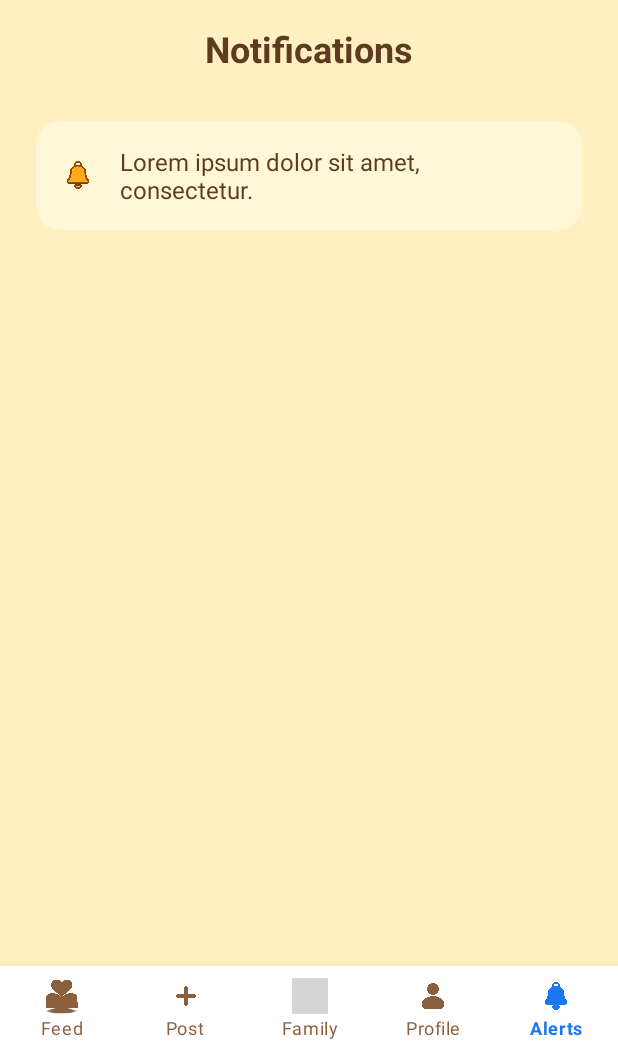
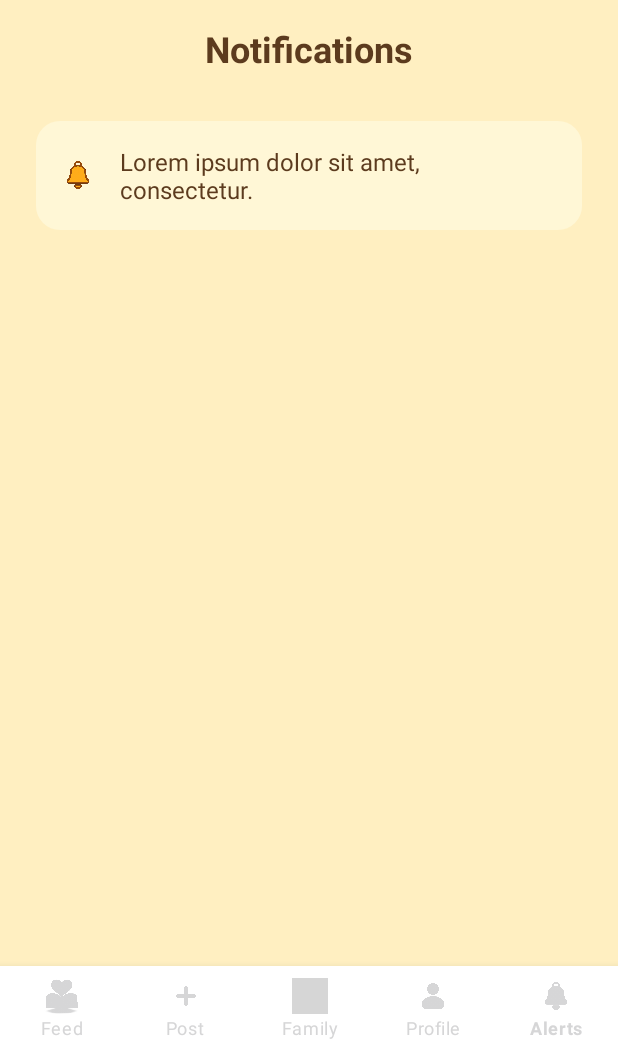
Before and after one commit to Tendrun/LegacyBook, an Android app: the MainActivity screen opened directly, with no data from a screen before it, item 5 of the bottom bar chosen, on a phone screen of 412 x 824 dp, the part 186-1236 px from its top. Run offline under Robolectric (Android 15) with nearby library versions, the phone set to English and light mode, and no system bars; pictures from the network do not load; grey boxes are pictures that could not be loaded.

```diff
--- a/LegacyKeep/app/src/main/java/com/example/legacykeep/MainActivity.java
+++ b/LegacyKeep/app/src/main/java/com/example/legacykeep/MainActivity.java
@@ -19,7 +19,7 @@ public class MainActivity extends AppCompatActivity {
 
     private BottomNavigationView bottomNavigationView;
 
-    /** Ustaw lokalizację zanim załadujemy zasoby. */
+    /* gwarantujemy wybrany język przed inflacją zasobów */
     @Override
     protected void attachBaseContext(Context newBase) {
         super.attachBaseContext(LocaleHelper.setLocale(newBase));
@@ -28,7 +28,7 @@ public class MainActivity extends AppCompatActivity {
     @Override
     protected void onCreate(Bundle savedInstanceState) {
 
-        /* ─── Tryb ciemny przed inflacją layoutu ─── */
+        /* motyw nocny – ustawiamy PRZED setContentView */
         SharedPreferences prefs = getSharedPreferences("LegacyKeepPrefs", MODE_PRIVATE);
         boolean darkEnabled = prefs.getBoolean("dark_mode", false);
         AppCompatDelegate.setDefaultNightMode(
@@ -39,36 +39,25 @@ public class MainActivity extends AppCompatActivity {
         setContentView(R.layout.activity_main);
 
         bottomNavigationView = findViewById(R.id.bottom_navigation);
+        loadFragment(new FeedFragment());   // domyślnie
 
-        /* Domyślny fragment */
-        loadFragment(new FeedFragment());
-
-        /* Obsługa bottom-nav (if/else – brak problemu z const expr) */
         bottomNavigationView.setOnItemSelectedListener(item -> {
             Fragment selected;
-
             int id = item.getItemId();
-            if (id == R.id.nav_create) {
-                selected = new CreatePostFragment();
-            } else if (id == R.id.nav_family) {
-                selected = new FamilyGroupFragment();
-            } else if (id == R.id.nav_profile) {
-                selected = new ProfileFragment();
-            } else if (id == R.id.nav_notifications) {
-                selected = new NotificationsFragment();
-            } else {                        // R.id.nav_feed i fallback
-                selected = new FeedFragment();
-            }
+            if      (id == R.id.nav_create)       selected = new CreatePostFragment();
+            else if (id == R.id.nav_family)       selected = new FamilyGroupFragment();
+            else if (id == R.id.nav_profile)      selected = new ProfileFragment();
+            else if (id == R.id.nav_notifications) selected = new NotificationsFragment();
+            else                                   selected = new FeedFragment();
 
             loadFragment(selected);
             return true;
         });
     }
 
-    private void loadFragment(Fragment fragment) {
-        getSupportFragmentManager()
-                .beginTransaction()
-                .replace(R.id.fragment_container, fragment)
+    private void loadFragment(Fragment f) {
+        getSupportFragmentManager().beginTransaction()
+                .replace(R.id.fragment_container, f)
                 .commit();
     }
 }
--- a/LegacyKeep/app/src/main/java/com/example/legacykeep/fragments/ProfileFragment.java
+++ b/LegacyKeep/app/src/main/java/com/example/legacykeep/fragments/ProfileFragment.java
@@ -48,19 +48,25 @@ import retrofit2.Call;
 import retrofit2.Callback;
 import retrofit2.Response;
 
+/**
+ * Ekran profilu użytkownika.
+ * – zmiana języka
+ * – przełącznik trybu ciemnego
+ * – aktualizacja zdjęcia
+ */
 public class ProfileFragment extends Fragment {
 
-    /* -------------------- constants -------------------- */
+    /* -------------------- stałe -------------------- */
     private static final int STORAGE_PERMISSION_REQUEST = 2;
     private static final int CAMERA_PERMISSION_REQUEST  = 3;
 
-    /* -------------------- views -------------------- */
+    /* -------------------- widoki -------------------- */
     private TextView     profileName;
     private TextView     profileEmail;
     private ImageView    profileImage;
     private SwitchCompat darkModeSwitch;
 
-    /* -------------------- pickers -------------------- */
+    /* -------------------- pickery -------------------- */
     private ActivityResultLauncher<Intent> galleryLauncher;
     private ActivityResultLauncher<Intent> cameraLauncher;
 
@@ -123,13 +129,15 @@ public class ProfileFragment extends Fragment {
             AppCompatDelegate.setDefaultNightMode(
                     isChecked ? AppCompatDelegate.MODE_NIGHT_YES
                             : AppCompatDelegate.MODE_NIGHT_NO);
+            /* bez tego linijki UI nie odświeży się natychmiast */
+            requireActivity().recreate();
         });
 
-        /* ---- pickers ---- */
+        /* ---- pickery ---- */
         initPickers();
         profileImage.setOnClickListener(v -> showImageSourceOptions());
 
-        /* ---- profile data from backend ---- */
+        /* ---- pobierz dane profilu ---- */
         fetchUserProfile();
 
         return view;
@@ -143,7 +151,9 @@ public class ProfileFragment extends Fragment {
         galleryLauncher = registerForActivityResult(
                 new ActivityResultContracts.StartActivityForResult(),
                 res -> {
-                    if (res.getResultCode() == AppCompatActivity.RESULT_OK && res.getData() != null) {
+                    if (res.getResultCode() == AppCompatActivity.RESULT_OK &&
+                            res.getData()      != null) {
+
                         Uri uri = res.getData().getData();
                         if (uri != null) Glide.with(this).load(uri).into(profileImage);
                     }
@@ -152,7 +162,9 @@ public class ProfileFragment extends Fragment {
         cameraLauncher = registerForActivityResult(
                 new ActivityResultContracts.StartActivityForResult(),
                 res -> {
-                    if (res.getResultCode() == AppCompatActivity.RESULT_OK && res.getData() != null) {
+                    if (res.getResultCode() == AppCompatActivity.RESULT_OK &&
+                            res.getData()      != null) {
+
                         Bitmap bmp = (Bitmap) res.getData().getExtras().get("data");
                         Uri uri    = getImageUriFromBitmap(requireContext(), bmp);
                         if (uri != null) uploadProfilePicture(uri);
@@ -186,7 +198,8 @@ public class ProfileFragment extends Fragment {
     }
 
     private void openGallery() {
-        Intent i = new Intent(Intent.ACTION_PICK, MediaStore.Images.Media.EXTERNAL_CONTENT_URI);
+        Intent i = new Intent(Intent.ACTION_PICK,
+                MediaStore.Images.Media.EXTERNAL_CONTENT_URI);
         galleryLauncher.launch(i);
     }
 
--- a/LegacyKeep/app/src/main/res/values-night/themes.xml
+++ b/LegacyKeep/app/src/main/res/values-night/themes.xml
@@ -1,16 +1,25 @@
+<?xml version="1.0" encoding="utf-8"?>
 <resources xmlns:tools="http://schemas.android.com/tools">
-    <!-- Base application theme. -->
+
+    <!-- NOC (używane tylko gdy AppCompatDelegate.MODE_NIGHT_YES) -->
     <style name="Theme.LegacyKeep" parent="Theme.MaterialComponents.DayNight.NoActionBar">
-        <!-- Primary brand color. -->
+        <!-- ciemniejsze odpowiedniki -->
         <item name="colorPrimary">@color/purple_200</item>
         <item name="colorPrimaryVariant">@color/purple_700</item>
         <item name="colorOnPrimary">@color/black</item>
-        <!-- Secondary brand color. -->
+
         <item name="colorSecondary">@color/teal_200</item>
-        <item name="colorSecondaryVariant">@color/teal_200</item>
         <item name="colorOnSecondary">@color/black</item>
-        <!-- Status bar color. -->
-        <item name="android:statusBarColor">?attr/colorPrimaryVariant</item>
-        <!-- Customize your theme here. -->
+
+        <!-- tło / powierzchnie -->
+        <item name="android:colorBackground">@color/background_dark</item>
+        <item name="colorSurface">@color/surface_dark</item>
+
+        <item name="android:statusBarColor">@color/purple_700</item>
+
+        <item
+            name="android:forceDarkAllowed"
+            tools:targetApi="29">false</item>
     </style>
+
 </resources>
--- a/LegacyKeep/app/src/main/res/values/colors.xml
+++ b/LegacyKeep/app/src/main/res/values/colors.xml
@@ -1,31 +1,22 @@
 <?xml version="1.0" encoding="utf-8"?>
 <resources>
 
-    <!-- Base Theme Colors -->
-    <color name="purple_200">#FFBB86FC</color>
-    <color name="purple_500">#FF6200EE</color>
-    <color name="purple_700">#FF3700B3</color>
-    <color name="teal_200">#FF03DAC5</color>
-    <color name="teal_700">#FF018786</color>
-    <color name="black">#FF000000</color>
-    <color name="white">#FFFFFFFF</color>
+    <!-- ====== PODSTAWOWE (jasny motyw / fallback) ====== -->
+    <color name="white">#FFFFFF</color>
+    <color name="black">#000000</color>
 
-    <!-- LegacyKeep Custom Palette -->
-    <!-- Background -->
-    <color name="background_primary">#FFE59C</color> <!-- warm creamy yellow -->
+    <!-- tła: w jasnym motywie są po prostu białe;
+         muszą istnieć, żeby system miał do czego spaść,
+         gdy konfiguracja ≠ -night -->
+    <color name="background_dark">#FFFFFF</color>
+    <color name="surface_dark">#FFFFFF</color>
 
-    <!-- Buttons -->
-    <color name="button_orange">#F9A825</color>     <!-- used in Welcome and Login -->
-    <color name="button_brown">#5D4037</color>
-    <color name="button_text">#FFFFFF</color>
-    <color name="blue_primary">#1877F2</color>      <!-- Facebook & login actions -->
-    <color name="text_button_dark">#4A2F1B</color>
+    <!-- kolory brand-owe -->
+    <color name="purple_200">#BB86FC</color>
+    <color name="purple_500">#6200EE</color>
+    <color name="purple_700">#3700B3</color>
 
-    <!-- Text -->
-    <color name="text_primary">#4B2C12</color>      <!-- brownish headline -->
-    <color name="text_secondary">#8B5E3C</color>    <!-- lighter brown for links -->
-
-    <!-- Accent -->
-    <color name="orange">#FFA726</color>           <!-- optional accent if needed -->
+    <color name="teal_200">#03DAC6</color>
+    <color name="teal_700">#018786</color>
 
 </resources>
--- a/LegacyKeep/app/src/main/res/values/styles.xml
+++ b/LegacyKeep/app/src/main/res/values/styles.xml
@@ -1,9 +1,38 @@
 <?xml version="1.0" encoding="utf-8"?>
 <resources xmlns:tools="http://schemas.android.com/tools">
 
-    <!-- ===================== Profile Fragment Styles ===================== -->
+    <!-- ======== A. MOTYW APLIKACJI (DayNight) ======== -->
+    <style name="Theme.LegacyKeep" parent="Theme.MaterialComponents.DayNight.NoActionBar">
+        <!-- Primary -->
+        <item name="colorPrimary">@color/purple_500</item>
+        <item name="colorPrimaryVariant">@color/purple_700</item>
+        <item name="colorOnPrimary">@color/white</item>
 
-    <!-- Container row style -->
+        <!-- Secondary -->
+        <item name="colorSecondary">@color/teal_200</item>
+        <item name="colorSecondaryVariant">@color/teal_700</item>
+        <item name="colorOnSecondary">@color/black</item>
+
+        <!-- Tła / powierzchnie  (jasne / ciemne dzięki DayNight) -->
+        <item name="android:colorBackground">?attr/colorSurface</item>
+
+        <!-- Status bar -->
+        <item name="android:statusBarColor">@color/purple_700</item>
+
+        <!-- Systemowa czcionka -->
+        <item name="android:fontFamily">sans-serif</item>
+
+        <!-- Wyłącz systemowy „Force-Dark” od API 29 ↑.
+             Flaga tools:targetApi=29 usuwa ostrzeżenie przy minSdk=24 -->
+        <item
+            name="android:forceDarkAllowed"
+            tools:targetApi="29">false</item>
+    </style>
+
+
+    <!-- ======== B. STYLE UŻYWANE W  fragment_profile  ======== -->
+
+    <!-- Wiersz kontenera -->
     <style name="ProfileRow">
         <item name="android:layout_width">match_parent</item>
         <item name="android:layout_height">wrap_content</item>
@@ -14,7 +43,7 @@
         <item name="android:gravity">center_vertical</item>
     </style>
 
-    <!-- Icon in row -->
+    <!-- Ikona w wierszu -->
     <style name="ProfileIcon">
         <item name="android:layout_width">24dp</item>
         <item name="android:layout_height">24dp</item>
@@ -22,7 +51,7 @@
         <item name="android:tint">#5C3B1E</item>
     </style>
 
-    <!-- Label text in row -->
+    <!-- Tekst etykiety -->
     <style name="ProfileLabel">
         <item name="android:layout_width">0dp</item>
         <item name="android:layout_height">wrap_content</item>
@@ -31,7 +60,7 @@
         <item name="android:textSize">16sp</item>
     </style>
 
-    <!-- Value or setting text (e.g., language value) -->
+    <!-- Tekst wartości -->
     <style name="ProfileValue">
         <item name="android:layout_width">wrap_content</item>
         <item name="android:layout_height">wrap_content</item>
--- a/LegacyKeep/app/src/main/res/values/themes.xml
+++ b/LegacyKeep/app/src/main/res/values/themes.xml
@@ -1,20 +1,27 @@
+<?xml version="1.0" encoding="utf-8"?>
 <resources xmlns:tools="http://schemas.android.com/tools">
-    <!-- Base application theme -->
+
+    <!-- DZIEŃ -->
     <style name="Theme.LegacyKeep" parent="Theme.MaterialComponents.DayNight.NoActionBar">
-        <!-- Primary brand color -->
+        <!-- Twoje kolory dzienne -->
         <item name="colorPrimary">@color/purple_500</item>
         <item name="colorPrimaryVariant">@color/purple_700</item>
         <item name="colorOnPrimary">@color/white</item>
 
-        <!-- Secondary brand color -->
         <item name="colorSecondary">@color/teal_200</item>
-        <item name="colorSecondaryVariant">@color/teal_700</item>
         <item name="colorOnSecondary">@color/black</item>
 
-        <!-- Status bar color -->
-        <item name="android:statusBarColor">?attr/colorPrimaryVariant</item>
+        <!-- tło / powierzchnie -->
+        <item name="android:colorBackground">@color/white</item>
+        <item name="colorSurface">@color/white</item>
 
-        <!-- Font -->
-        <item name="android:fontFamily">sans-serif</item>
+        <!-- status-bar -->
+        <item name="android:statusBarColor">@color/purple_700</item>
+
+        <!-- wyłącz systemowy „force-dark” (API 29+) -->
+        <item
+            name="android:forceDarkAllowed"
+            tools:targetApi="29">false</item>
     </style>
+
 </resources>
```
Also changed, not shown: LegacyKeep/app/build.gradle (+16 -14 lines).
